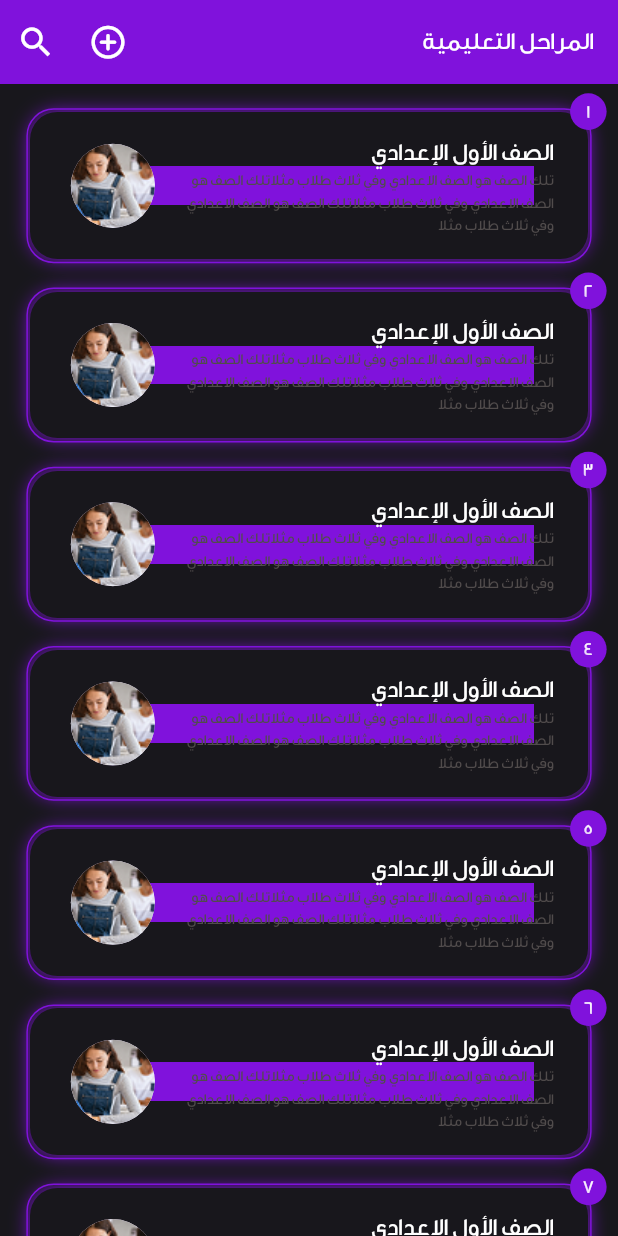
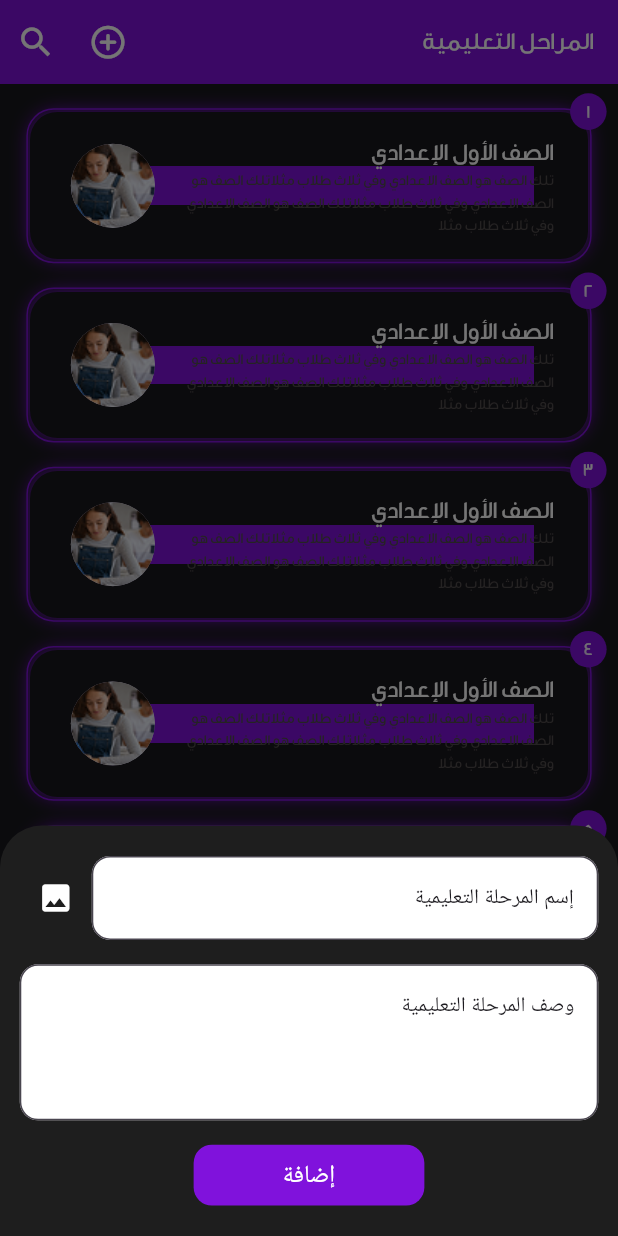
Before and after one commit to Kkmohamed/drosak, a Flutter app: the EducationalStagesScreen screen opened directly, after a tap on the "add circle outline" icon, on a phone screen of 412 x 824 dp. Run offline on Flutter 3.47's test engine with Material 3 defaults, Android fonts, the phone set to English and light mode, and no system bars; our stand-ins replace device_info_plus, dots_indicator, flutter_screenutil, flutter_svg, shared_preferences; accounts and stored records are empty.

Commit message:
add custom button, custom text form field, and add educational stage bottom sheet

```diff
--- a/lib/core/resources/app_sizes.dart
+++ b/lib/core/resources/app_sizes.dart
@@ -37,6 +37,7 @@ class AppSizes {
   static double sp8 = 8.sp;
   static double sp10 = 10.sp;
   static double sp12 = 12.sp;
+  static double sp14 = 14.sp;
   static double sp15 = 15.sp;
   static double sp16 = 16.sp;
   static double sp20 = 20.sp;
--- a/lib/core/resources/app_strings.dart
+++ b/lib/core/resources/app_strings.dart
@@ -22,6 +22,7 @@ class AppStrings {
 
   ///Educational Stages
   static const String educationalStageName = "إسم المرحلة التعليمية";
+  static const String educationalStageDesc = "وصف المرحلة التعليمية";
   static const String add = "إضافة";
 
   ///Groups
--- /dev/null
+++ b/lib/core/widgets/custom_button.dart
@@ -0,0 +1,34 @@
+import 'package:drosak/core/resources/app_colors.dart';
+import 'package:drosak/core/resources/app_sizes.dart';
+import 'package:flutter/material.dart';
+
+class CustomButton extends StatelessWidget {
+  const CustomButton({super.key, required this.onPressed, required this.title});
+
+  final String title;
+  final void Function() onPressed;
+
+  @override
+  Widget build(BuildContext context) {
+    return InkWell(
+      onTap: onPressed,
+      child: Container(
+        alignment: Alignment.center,
+        width: AppSizes.w140,
+        height: AppSizes.h40,
+        decoration: BoxDecoration(
+          color: AppColors.primaryPurple,
+          borderRadius: BorderRadius.circular(AppSizes.r12),
+        ),
+        child: Text(
+          title,
+          style: TextStyle(
+            color: Colors.white,
+            fontSize: AppSizes.sp16,
+            fontWeight: FontWeight.w500,
+          ),
+        ),
+      ),
+    );
+  }
+}
--- /dev/null
+++ b/lib/core/widgets/custom_text_form_field.dart
@@ -0,0 +1,36 @@
+import 'package:drosak/core/resources/app_colors.dart';
+import 'package:drosak/core/resources/app_fonts.dart';
+import 'package:drosak/core/resources/app_sizes.dart';
+import 'package:flutter/material.dart';
+
+class CustomTextFormField extends StatelessWidget {
+  CustomTextFormField({super.key, required this.title, this.maxLines = 1});
+
+  final String title;
+  int? maxLines;
+
+  @override
+  Widget build(BuildContext context) {
+    return TextFormField(
+      maxLines: maxLines,
+      decoration: InputDecoration(
+        hint: Text(title),
+        hintStyle: TextStyle(
+          fontSize: AppSizes.sp14,
+          fontFamily: AppFonts.geDinarOne,
+          fontWeight: FontWeight.w500,
+          color: AppColors.unselected,
+        ),
+        filled: true,
+        fillColor: Colors.white,
+        border: OutlineInputBorder(
+          borderSide: BorderSide(
+            width: 1,
+            color: Colors.black.withValues(alpha: .6),
+          ),
+          borderRadius: BorderRadius.circular(AppSizes.r12),
+        ),
+      ),
+    );
+  }
+}
--- a/lib/features/educational_stages/presentaion/educational_stages_screen.dart
+++ b/lib/features/educational_stages/presentaion/educational_stages_screen.dart
@@ -1,9 +1,13 @@
+import 'package:drosak/core/resources/app_colors.dart';
 import 'package:drosak/core/resources/app_sizes.dart';
 import 'package:drosak/core/resources/app_strings.dart';
+import 'package:drosak/core/widgets/custom_button.dart';
+import 'package:drosak/core/widgets/vertical_spacing.dart';
 import 'package:drosak/features/educational_stages/presentaion/widgets/educational_stage_list_view.dart';
 import 'package:flutter/material.dart';
 
 import '../../../core/widgets/custom_app_bar.dart';
+import '../../../core/widgets/custom_text_form_field.dart';
 
 class EducationalStagesScreen extends StatelessWidget {
   const EducationalStagesScreen({super.key});
@@ -14,7 +18,63 @@ class EducationalStagesScreen extends StatelessWidget {
       appBar: CustomAppBar(
         title: AppStrings.educationalStages,
         onPressedSearch: () {},
-        onPressedAdd: () {},
+        onPressedAdd: () {
+          showModalBottomSheet(
+            isScrollControlled: true,
+            backgroundColor: AppColors.gray,
+            context: context,
+            builder: (context) {
+              return Directionality(
+                textDirection: TextDirection.rtl,
+                child: Padding(
+                  padding: EdgeInsets.only(
+                    bottom: MediaQuery.of(context).viewInsets.bottom,
+                  ),
+                  child: Container(
+                    padding: EdgeInsets.symmetric(
+                      horizontal: AppSizes.pw12,
+                      vertical: AppSizes.ph20,
+                    ),
+                    width: double.infinity,
+                    decoration: BoxDecoration(
+                      borderRadius: BorderRadius.only(
+                        topLeft: Radius.circular(AppSizes.r12),
+                        topRight: Radius.circular(AppSizes.r12),
+                      ),
+                    ),
+                    child: Column(
+                      mainAxisSize: MainAxisSize.min,
+                      children: [
+                        Row(
+                          children: [
+                            Expanded(
+                              child: CustomTextFormField(
+                                title: AppStrings.educationalStageName,
+                                maxLines: 1,
+                              ),
+                            ),
+                            IconButton(
+                              color: Colors.white,
+                              onPressed: () {},
+                              icon: Icon(Icons.image),
+                            ),
+                          ],
+                        ),
+                        VerticalSpacing(16),
+                        CustomTextFormField(
+                          title: AppStrings.educationalStageDesc,
+                          maxLines: 3,
+                        ),
+                        VerticalSpacing(16),
+                        CustomButton(onPressed: () {}, title: AppStrings.add),
+                      ],
+                    ),
+                  ),
+                ),
+              );
+            },
+          );
+        },
       ),
       body: Padding(
         padding: EdgeInsets.symmetric(
```
